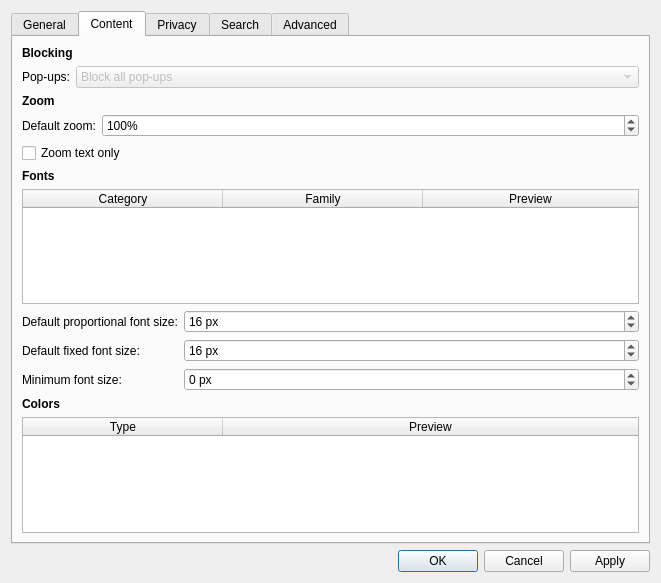
First picture: the form in src/ui/PreferencesDialog.ui, repository OtterBrowser/otter-browser, before the edit.
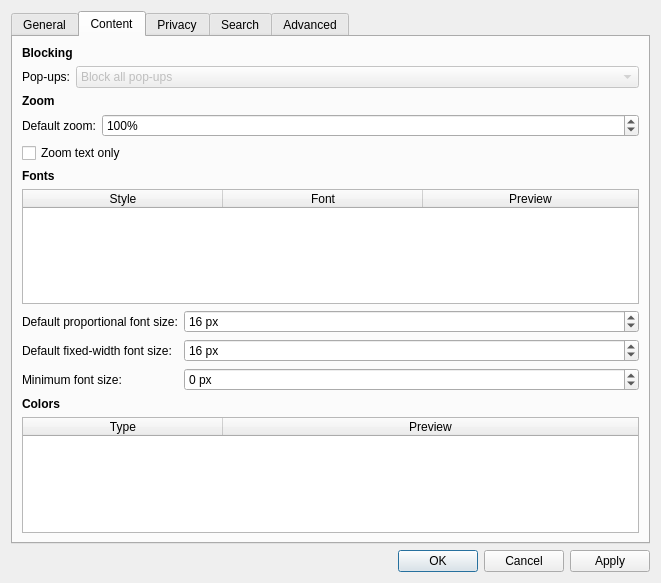
Second picture: the form after the edit. The open tabs and pages were chosen to show the change. Custom widgets are drawn as their Qt base class.

Commit message: Improved consistency and user-centeredness of preferences.

Diff of the .ui file:
```diff
--- a/src/ui/PreferencesDialog.ui
+++ b/src/ui/PreferencesDialog.ui
@@ -459,12 +459,12 @@
          </attribute>
          <column>
           <property name="text">
-           <string>Category</string>
+           <string>Style</string>
           </property>
          </column>
          <column>
           <property name="text">
-           <string>Family</string>
+           <string>Font</string>
           </property>
          </column>
          <column>
@@ -505,7 +505,7 @@
          <item row="1" column="0">
           <widget class="QLabel" name="fixedFontSizeLabel">
            <property name="text">
-            <string>Default fixed font size:</string>
+            <string>Default fixed-width font size:</string>
            </property>
            <property name="buddy">
             <cstring>fixedFontSizeSpinBox</cstring>
```
Left out of the diff: 24 changed lines with no effect on the pictures. The commit also changes 1 other file.
